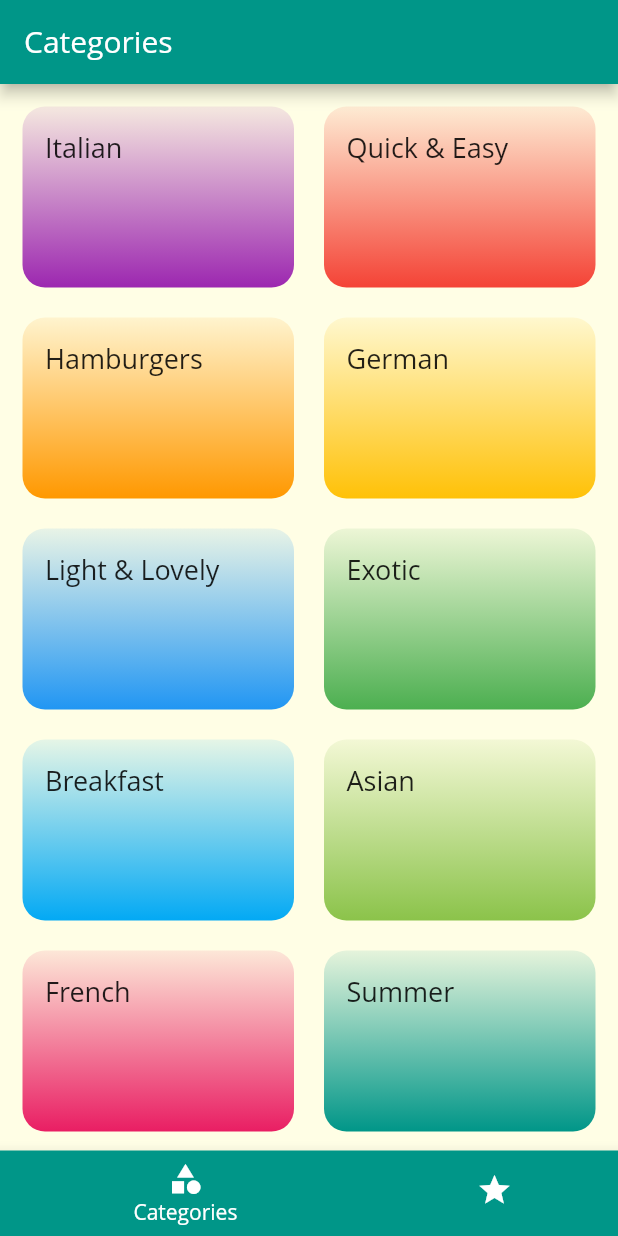
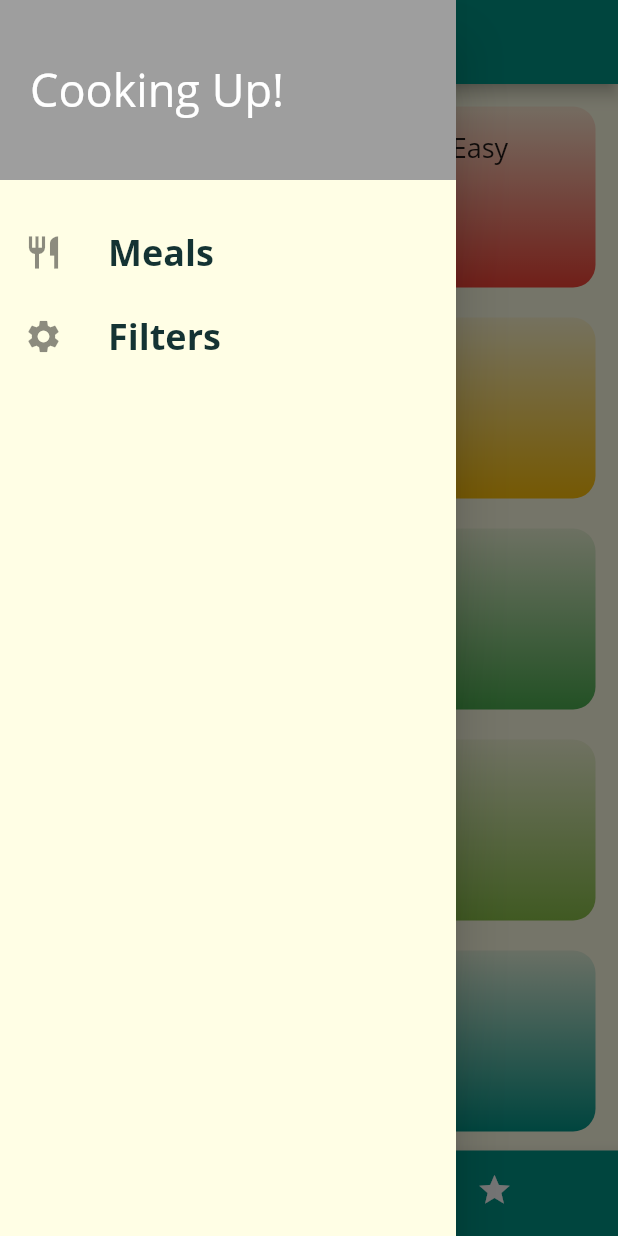
Before and after one commit to ShivamGoyal26/Meals-App, a Flutter app: the screen it shows after launch, with the side drawer open (before the commit the screen has no drawer), on a phone screen of 412 x 824 dp. Run offline on Flutter 3.47's test engine with Material 2 defaults, Android fonts, the phone set to English and light mode, and no system bars.

Commit message:
19th commit

```diff
--- a/lib/main.dart
+++ b/lib/main.dart
@@ -1,4 +1,5 @@
 import 'package:flutter/material.dart';
+import 'package:meals_app/screens/fliters_screen.dart';
 import 'package:meals_app/screens/meal_detail_screen.dart';
 import 'package:meals_app/screens/tabs_screen.dart';
 import './screens/categories_screen.dart';
@@ -15,6 +16,7 @@ class MyApp extends StatelessWidget {
       routes: {
         CategoryMealsScreen.routeName: (_) => CategoryMealsScreen(),
         "/start": (_) => TabsScreen(),
+        FilterScreen.routeName: (_) => FilterScreen(),
         MealDetailScreen.routeName: (_) => MealDetailScreen(),
       },
       onUnknownRoute: (settings) {
--- /dev/null
+++ b/lib/screens/fliters_screen.dart
@@ -0,0 +1,11 @@
+import 'package:flutter/material.dart';
+
+class FilterScreen extends StatelessWidget {
+    static const routeName = "/fliter-scrren";
+  @override
+  Widget build(BuildContext context) {
+    return Container(
+      child: Center(child: Text("data"),),
+    );
+  }
+}
--- a/lib/screens/tabs_screen.dart
+++ b/lib/screens/tabs_screen.dart
@@ -1,6 +1,7 @@
 import 'package:flutter/material.dart';
 import 'package:meals_app/screens/categories_screen.dart';
 import 'package:meals_app/screens/favorites_screen.dart';
+import 'package:meals_app/widgets/main_drawer.dart';
 
 class TabsScreen extends StatefulWidget {
   @override
@@ -33,6 +34,7 @@ class _TabsScreenState extends State<TabsScreen> {
           _pages[_selectedPageIndex]['title'],
         ),
       ),
+      drawer: MainDrawer(),
       body: _pages[_selectedPageIndex]['page'],
       bottomNavigationBar: BottomNavigationBar(
         onTap: _selectPage,
--- /dev/null
+++ b/lib/widgets/main_drawer.dart
@@ -0,0 +1,58 @@
+import 'package:flutter/material.dart';
+import 'package:meals_app/screens/fliters_screen.dart';
+
+class MainDrawer extends StatelessWidget {
+  Widget _buildListTile(
+    IconData icon,
+    String title,
+    Function tapHandler,
+  ) {
+    return ListTile(
+      leading: Icon(
+        icon,
+        size: 26,
+      ),
+      title: Text(
+        title,
+        style: TextStyle(
+          fontSize: 24,
+          fontWeight: FontWeight.bold,
+        ),
+      ),
+      onTap: tapHandler,
+    );
+  }
+
+  @override
+  Widget build(BuildContext context) {
+    return Drawer(
+      child: Column(
+        children: <Widget>[
+          Container(
+            height: 120,
+            width: double.infinity,
+            padding: EdgeInsets.all(20),
+            alignment: Alignment.centerLeft,
+            color: Theme.of(context).accentColor,
+            child: Text(
+              "Cooking Up!",
+              style: TextStyle(
+                fontSize: 30,
+                color: Colors.white,
+              ),
+            ),
+          ),
+          SizedBox(
+            height: 20,
+          ),
+          _buildListTile(Icons.restaurant, "Meals", () {
+            Navigator.of(context).pushNamed('/start');
+          }),
+          _buildListTile(Icons.settings, "Filters", () {
+            Navigator.of(context).pushNamed(FilterScreen.routeName);
+          }),
+        ],
+      ),
+    );
+  }
+}
```
